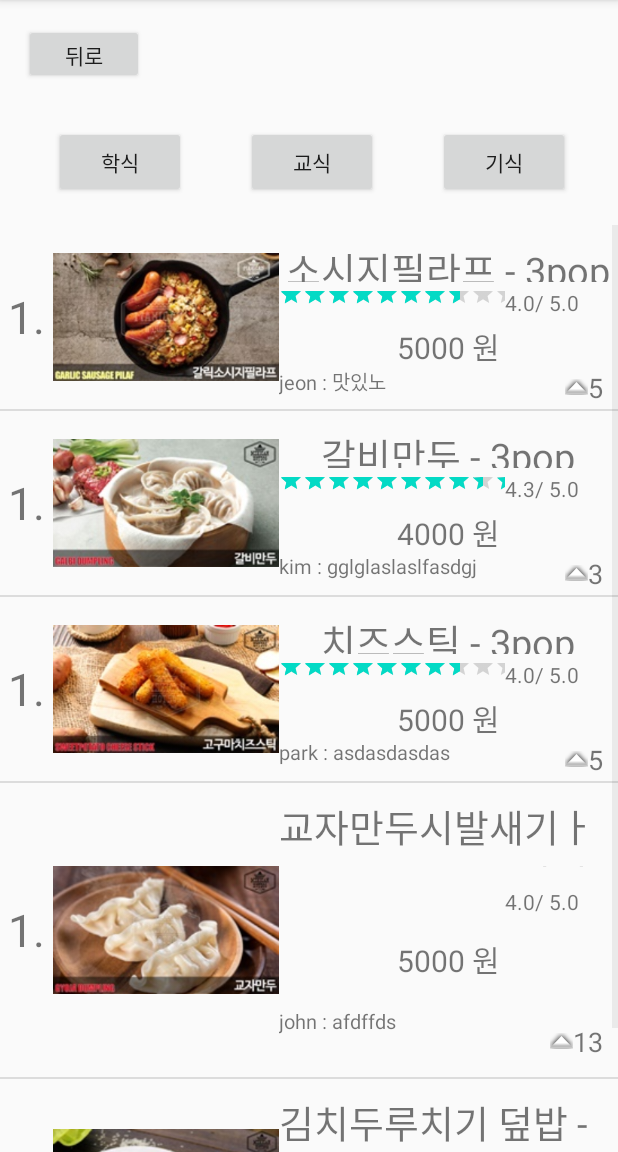
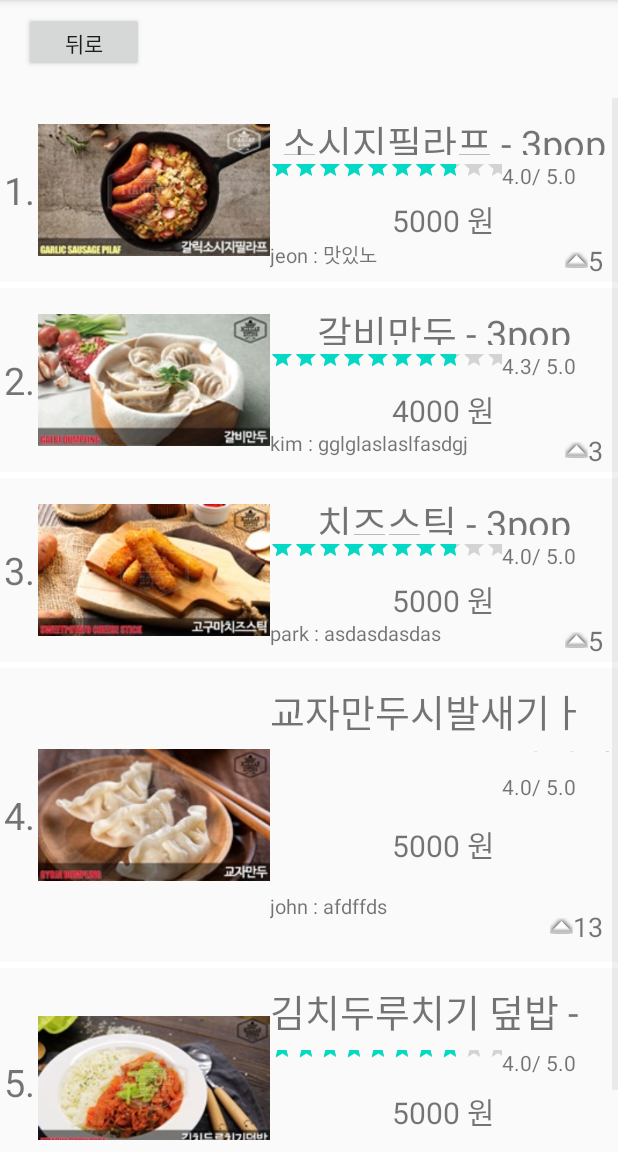
Before and after one commit to hamham300/MeoMuk, an Android app: the DinerList1 screen opened directly, with no data from a screen before it, on a phone screen of 412 x 824 dp, the part 84-1236 px from its top. Run offline under Robolectric (Android 15) with nearby library versions, the phone set to English and light mode, and no system bars; our stand-ins replace AdMob; 2 statements that could not run were skipped.

Commit message:
Jeon 2020-03-29 17:29 가격대별조회 레이아웃 수정

```diff
--- a/app/src/main/java/kr/co/hwakjjin/myapplication/DinerList1.java
+++ b/app/src/main/java/kr/co/hwakjjin/myapplication/DinerList1.java
@@ -35,6 +35,8 @@ public class DinerList1 extends AppCompatActivity {
         final Button btn_gyosik = (Button) findViewById(R.id.btn_gyosik);
         final Button btn_gisik = (Button) findViewById(R.id.btn_gisik);
 
+        ConstraintLayout layout_stdFood = (ConstraintLayout) findViewById(R.id.btnContainer);
+
         this.setListData(); // 데이터 로드 form server?, firebase?, 내장 데이터?
 
         // 리스트뷰 설정 //
@@ -64,19 +66,18 @@ public class DinerList1 extends AppCompatActivity {
             }
         });
         AdView mAdView = findViewById(R.id.adView);
-
-        mAdView.setVisibility(View.INVISIBLE);
         AdRequest adRequest = new AdRequest.Builder().build();
         mAdView.loadAd(adRequest);
 
         // 애드몹배너광고 //
 
         if(title.equals("~5000")){
-
+            layout_stdFood.setVisibility(View.VISIBLE);
         } else{
             btn_gisik.setVisibility(View.INVISIBLE);
             btn_gyosik.setVisibility(View.INVISIBLE);
             btn_haksik.setVisibility(View.INVISIBLE);
+            layout_stdFood.setVisibility(View.GONE);
         }
 
 
--- a/app/src/main/java/kr/co/hwakjjin/myapplication/DinerList1Adapter.java
+++ b/app/src/main/java/kr/co/hwakjjin/myapplication/DinerList1Adapter.java
@@ -8,6 +8,8 @@ import android.widget.BaseAdapter;
 import android.widget.ImageView;
 import android.widget.RatingBar;
 import android.widget.TextView;
+
+import org.w3c.dom.Text;
 
 import java.util.ArrayList;
 
@@ -47,6 +49,8 @@ public class DinerList1Adapter extends BaseAdapter {
 
         RatingBar rating = (RatingBar)view.findViewById(R.id.rating);
 
+        TextView txt_number = (TextView)view.findViewById(R.id.txt_number);
+
         TextView txt_menu = (TextView)view.findViewById(R.id.txt_menu);
         TextView txt_rate = (TextView)view.findViewById(R.id.txt_rate);
         TextView txt_price = (TextView)view.findViewById(R.id.txt_price);
@@ -57,6 +61,7 @@ public class DinerList1Adapter extends BaseAdapter {
         String str_rate = mList.get(position).getRate() + "/ 5.0";
         String str_bestReview = mList.get(position).getBestReviewer() + " : " + mList.get(position).getBestReview();  // 이름 : 리뷰
 
+        txt_number.setText(String.valueOf(position+1)+".");
 
         img_food.setImageResource(mList.get(position).getFoodPic());
         rating.setRating(mList.get(position).getRate());
--- a/app/src/main/res/layout/activity_diner_list1.xml
+++ b/app/src/main/res/layout/activity_diner_list1.xml
@@ -1,22 +1,31 @@
 <?xml version="1.0" encoding="utf-8"?>
-<androidx.constraintlayout.widget.ConstraintLayout xmlns:android="http://schemas.android.com/apk/res/android"
+<LinearLayout
+    xmlns:android="http://schemas.android.com/apk/res/android"
     xmlns:app="http://schemas.android.com/apk/res-auto"
     xmlns:tools="http://schemas.android.com/tools"
     android:layout_width="match_parent"
     android:layout_height="match_parent"
+    android:orientation="vertical"
+    app:layout_constraintStart_toStartOf="parent"
+    app:layout_constraintTop_toTopOf="parent"
     tools:context=".DinerList1">
+
+    <androidx.constraintlayout.widget.ConstraintLayout
+
+        android:layout_width="match_parent"
+        android:layout_height="65dp">
 
         <TextView
             android:id="@+id/txt_title"
             android:layout_width="150dp"
             android:layout_height="40dp"
-        android:layout_marginStart="128dp"
-        android:layout_marginLeft="128dp"
+            android:layout_marginStart="32dp"
+            android:layout_marginLeft="32dp"
             android:layout_marginTop="16dp"
             android:gravity="center_horizontal"
             android:text="TextView"
             android:textSize="25dp"
-        app:layout_constraintStart_toStartOf="parent"
+            app:layout_constraintStart_toEndOf="@+id/btn_back"
             app:layout_constraintTop_toTopOf="parent" />
 
         <Button
@@ -25,23 +34,31 @@
             android:layout_height="40dp"
             android:layout_marginStart="16dp"
             android:layout_marginLeft="16dp"
-        android:layout_marginTop="16dp"
+            android:layout_marginTop="8dp"
             android:text="뒤로"
             android:visibility="visible"
             app:layout_constraintStart_toStartOf="parent"
             app:layout_constraintTop_toTopOf="parent" />
+    </androidx.constraintlayout.widget.ConstraintLayout
+        >
+
+    <androidx.constraintlayout.widget.ConstraintLayout
+        android:id="@+id/btnContainer"
+        android:layout_width="match_parent"
+        android:layout_height="60dp"
+        tools:visibility="visible">
 
         <Button
             android:id="@+id/btn_haksik"
             android:layout_width="wrap_content"
             android:layout_height="wrap_content"
-        android:layout_marginStart="36dp"
-        android:layout_marginLeft="36dp"
-        android:layout_marginTop="28dp"
+            android:layout_marginTop="4dp"
+            android:layout_marginEnd="40dp"
+            android:layout_marginRight="40dp"
             android:text="학식"
             android:visibility="visible"
-        app:layout_constraintStart_toStartOf="parent"
-        app:layout_constraintTop_toBottomOf="@+id/btn_back"
+            app:layout_constraintEnd_toStartOf="@+id/btn_gisik"
+            app:layout_constraintTop_toTopOf="parent"
             tools:visibility="visible" />
 
         <Button
@@ -50,7 +67,7 @@
             android:layout_height="wrap_content"
             android:layout_marginStart="40dp"
             android:layout_marginLeft="40dp"
-        android:layout_marginTop="84dp"
+            android:layout_marginTop="4dp"
             android:text="기식"
             android:visibility="visible"
             app:layout_constraintStart_toEndOf="@+id/btn_gisik"
@@ -61,24 +78,30 @@
             android:id="@+id/btn_gisik"
             android:layout_width="wrap_content"
             android:layout_height="wrap_content"
-        android:layout_marginStart="40dp"
-        android:layout_marginLeft="40dp"
-        android:layout_marginTop="84dp"
+            android:layout_marginStart="160dp"
+            android:layout_marginLeft="160dp"
+            android:layout_marginTop="4dp"
             android:text="교식"
             android:visibility="visible"
-        app:layout_constraintStart_toEndOf="@+id/btn_haksik"
+            app:layout_constraintStart_toStartOf="parent"
             app:layout_constraintTop_toTopOf="parent"
             tools:visibility="visible" />
-
+    </androidx.constraintlayout.widget.ConstraintLayout>
 
     <ListView
         android:id="@+id/listView"
         android:layout_width="match_parent"
-        android:layout_height="match_parent"
-        android:layout_marginTop="150dp"
+        android:layout_height="0dp"
+        android:layout_marginBottom="8dp"
+        android:layout_weight="1"
+        android:divider="#ffffff"
+        android:dividerHeight="4dp"
+        android:visibility="visible"
+        app:layout_constraintBottom_toTopOf="@+id/adView"
         app:layout_constraintStart_toStartOf="parent"
-        app:layout_constraintTop_toBottomOf="@+id/btn_gisik"
-        tools:visibility="visible"></ListView>
+        tools:visibility="visible">
+
+    </ListView>
 
     <com.google.android.gms.ads.AdView
         android:id="@+id/adView"
@@ -90,4 +113,4 @@
         app:layout_constraintStart_toStartOf="parent" />
 
 
-</androidx.constraintlayout.widget.ConstraintLayout>
+</LinearLayout>
--- a/app/src/main/res/layout/listitem_price.xml
+++ b/app/src/main/res/layout/listitem_price.xml
@@ -7,11 +7,11 @@
 
     <TextView
         android:id="@+id/txt_number"
-        android:layout_width="35dp"
+        android:layout_width="25dp"
         android:layout_height="match_parent"
         android:gravity="center"
         android:text="1."
-        android:textSize="30dp"/>
+        android:textSize="25dp" />
 
     <ImageView
         android:id="@+id/img_food"
@@ -51,7 +51,7 @@
                 android:layout_weight="2"
                 android:numStars="5"
                 android:rating="4.5"
-                android:stepSize="0.1"
+                android:stepSize="1"
                 app:layout_constraintLeft_toLeftOf="parent"
                 app:layout_constraintRight_toRightOf="parent"
                 app:layout_constraintTop_toTopOf="parent" />
```
Lines whose indentation alone changed are shown as unchanged.
